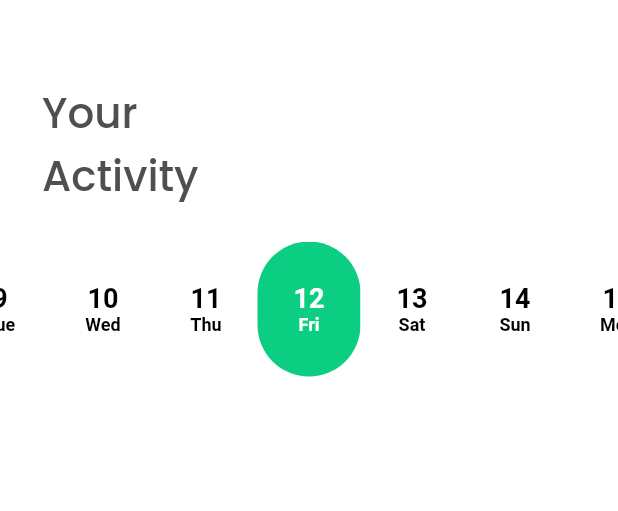
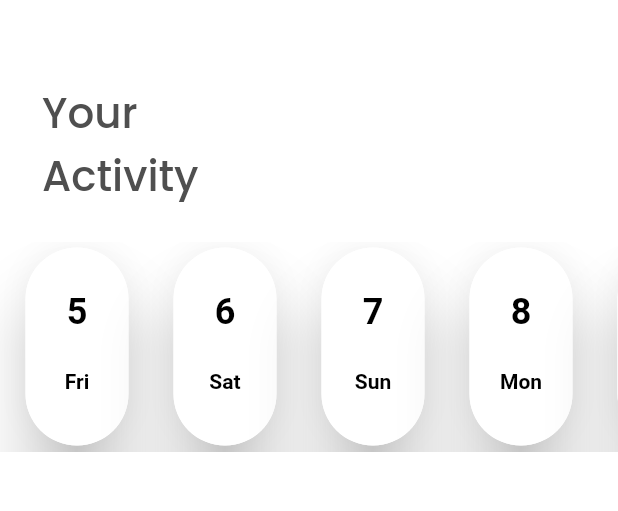
Before and after one commit to michael-stac/Aquafit_App, a Flutter app: the OnoriodeScreen screen opened directly, on a phone screen of 412 x 824 dp, the part 57-568 px from its top. Run offline on Flutter 3.47's test engine with Material 2 defaults, Android fonts, the phone set to English and light mode, and no system bars; our stand-ins replace google_fonts.

Commit message:
Eidted Package to suit my need

```diff
--- a/lib/Screens/HomePage/onoridoe.dart
+++ b/lib/Screens/HomePage/onoridoe.dart
@@ -48,12 +48,14 @@ class _OnoriodeScreenState extends State<OnoriodeScreen> {
           ),
           const SizedBox(height: 22.6),
           Container(
-            decoration: BoxDecoration(borderRadius: BorderRadius.circular(10)),
+            decoration: BoxDecoration(
+              color: Colors.white,
+                borderRadius: BorderRadius.circular(10)),
             child: HorizontalDatePickerWidgetView(
               widgetWidth: MediaQuery.of(context).size.width,
-              disabledColor: const Color(0xffFFFFFF),
+              disabledColor: const Color(0xffFFFFFF),disabledTextColor: Color(0xff333333),
               selectedColor: const Color(0xff0BCE83),
-              height: 90,
+              height: 140,
               locale: "en_US",
               selectedDate: DateTime.now(),
               endDate: endDate,
--- a/lib/Widget/CustomDatePicker/date_item_widget_view.dart
+++ b/lib/Widget/CustomDatePicker/date_item_widget_view.dart
@@ -55,6 +55,14 @@ class DateItemWidget extends StatelessWidget {
   @override
   Widget build(BuildContext context) {
     return Container(
+      margin: EdgeInsets.only(left: 22),
+      child: Card(
+        elevation: 20,
+        shape: RoundedRectangleBorder(
+          borderRadius: BorderRadius.circular(50),
+        ),
+
+        child: Container(
             width: width + padding,
             height: height,
             decoration: BoxDecoration(
@@ -62,7 +70,7 @@ class DateItemWidget extends StatelessWidget {
               color: _getContainerColorByState(dateItemState),
 
             ),
-        padding: EdgeInsets.only(left: padding / 2, right: padding / 2),
+            padding: EdgeInsets.only(left: padding / 2, right: padding / 2, top: padding / 4),
             alignment: Alignment.center,
             child: Column(
               mainAxisAlignment: MainAxisAlignment.center,
@@ -70,18 +78,28 @@ class DateItemWidget extends StatelessWidget {
               List<Widget>.generate(this.dateItemComponentList.length, (index) {
                 switch (this.dateItemComponentList[index]) {
                   case DateItem.WeekDay:
-                return Text(DateFormat.E(this.locale).format(this.dateTime),
+                    return Container(
+                      margin: EdgeInsets.only(bottom: 16,),
+                      child: Text(DateFormat.E(this.locale).format(this.dateTime),
                           style: TextStyle(
                               color: _getTextColorByState(dateItemState),
                               fontSize: this.weekDayFontSize,
-                        fontWeight: _getTextWeightByState(dateItemState)));
+                              fontWeight: _getTextWeightByState(dateItemState))),
+                    );
                   case DateItem.Day:
-                return Text(
+                    return Container(
+
+                      margin: EdgeInsets.only(bottom: 16, ),
+                      child: Padding(
+                        padding: const EdgeInsets.all(8.0),
+                        child: Text(
                           DateFormat.d().format(this.dateTime),
                           style: TextStyle(
                               color: _getTextColorByState(dateItemState),
                               fontSize: dayFontSize,
                               fontWeight: _getTextWeightByState(dateItemState)),
+                        ),
+                      ),
                     );
                   // case DateItem.Month:
                   //   return Text(
@@ -95,6 +113,8 @@ class DateItemWidget extends StatelessWidget {
                     return Container();
                 }
               }),
+            ),
+        ),
       ),
     );
   }
--- a/lib/Widget/CustomDatePicker/horizontal_date_picker_view.dart
+++ b/lib/Widget/CustomDatePicker/horizontal_date_picker_view.dart
@@ -98,8 +98,8 @@ class HorizontalDatePickerWidgetView extends StatefulWidget {
     this.selectedTextColor = Colors.white,
     this.disabledTextColor = const Color(0xFFBDBDBD),
     this.monthFontSize = 12,
-    this.dayFontSize = 18,
-    this.weekDayFontSize = 12,
+    this.dayFontSize = 24,
+    this.weekDayFontSize = 14,
   })  : assert(dateItemComponentList.isNotEmpty,
   'dateItemComponentList  cannot be empty'),
         this.locale = locale ?? Intl.systemLocale;
```
Also changed, not shown: lib/Models/DatePicker.dart (deleted). Lines whose indentation alone changed are shown as unchanged.
